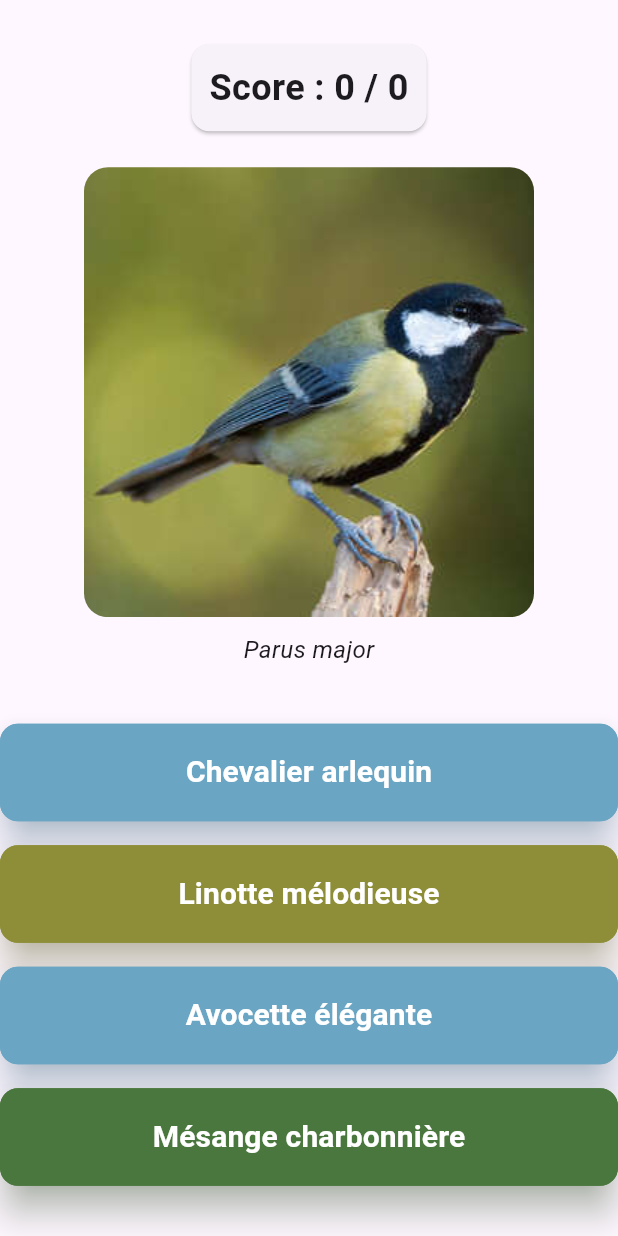
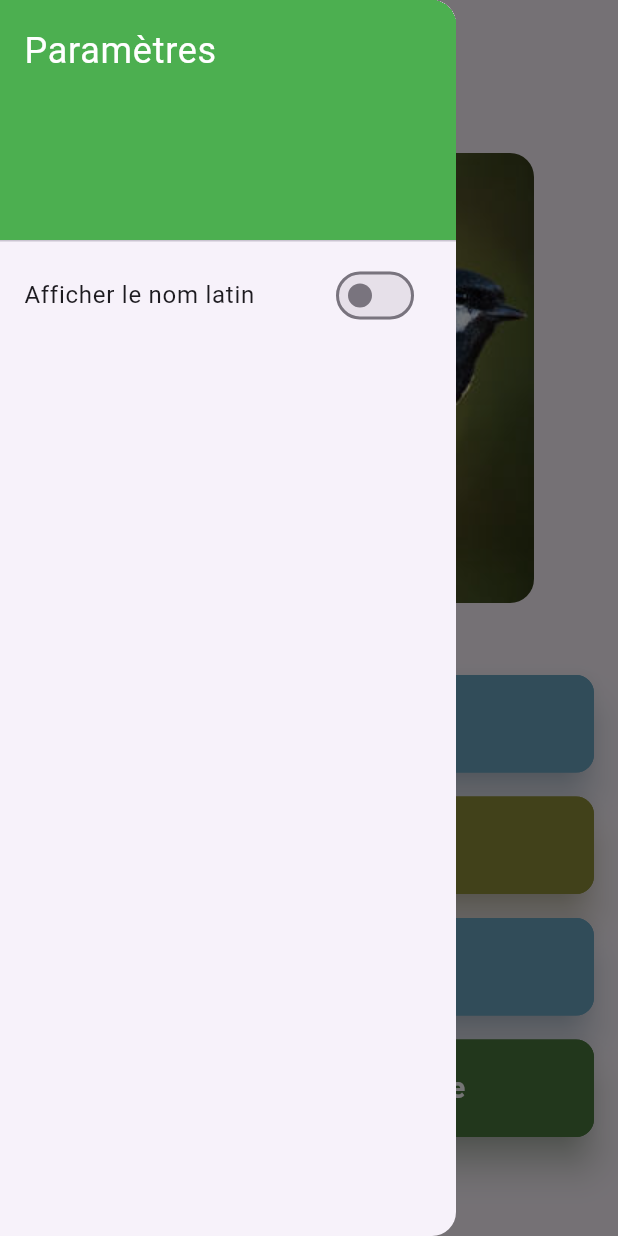
Before and after one commit to Hikikomori041/quiz_oiseaux, a Flutter app: the screen it shows after launch, with the side drawer open (before the commit the screen has no drawer), on a phone screen of 412 x 824 dp. Run offline on Flutter 3.47's test engine with Material 3 defaults, Android fonts, the phone set to English and light mode, and no system bars; our stand-ins replace audioplayers, confetti.

Commit message:
ajout du paramètre "afficher le nom latin"

```diff
--- a/lib/main.dart
+++ b/lib/main.dart
@@ -72,6 +72,7 @@ class _QuizScreenState extends State<QuizScreen> {
   final player = AudioPlayer();
   late ConfettiController _confettiController;
   List selectedFour = [];
+  bool showScientificName = false;   // true = affiché par défaut
 
 
   // Ajoute ces variables dans la classe _QuizScreenState
@@ -180,9 +181,33 @@ class _QuizScreenState extends State<QuizScreen> {
     }
 
     return Scaffold(
-      body: Center(
+      drawer: Drawer(
+        child: ListView(
+          padding: EdgeInsets.zero,
+          children: [
+            const DrawerHeader(
+              decoration: BoxDecoration(color: Colors.green),
+              child: Text("Paramètres", style: TextStyle(color: Colors.white, fontSize: 24)),
+            ),
+            SwitchListTile(
+              title: const Text("Afficher le nom latin"),
+              value: showScientificName,
+              onChanged: (value) {
+                setState(() => showScientificName = value);
+                Navigator.pop(context);
+              },
+            ),
+          ],
+        ),
+      ),
+      // ← LE TRUC IMPORTANT : Stack autour de tout le body
+    body: Stack(
+      children: [
+        // === TOUT TON CONTENU ACTUEL ===
+        SafeArea(
+        child: Padding(
+            padding: const EdgeInsets.all(16.0),
             child: Column(
-          mainAxisSize: MainAxisSize.min,
               children: [
                   Card(
                     child: Padding(
@@ -215,10 +240,18 @@ class _QuizScreenState extends State<QuizScreen> {
                       },
                     ),
                   ),
+
                   const SizedBox(height: 10),
-            Text(
+
+                  // Nom latin – affiché ou caché selon le toggle
+                  if (showScientificName)
+                    Padding(
+                      padding: const EdgeInsets.all(12),
+                      child: Text(
                         currentScientificName,
-              style: const TextStyle(fontStyle: FontStyle.italic, fontSize: 16),
+                        style: const TextStyle(fontStyle: FontStyle.italic, fontSize: 20),
+                        textAlign: TextAlign.center,
+                      ),
                     ),
 
                   const SizedBox(height: 30),
@@ -316,8 +349,28 @@ class _QuizScreenState extends State<QuizScreen> {
                         ),
                     ),
                   ),
+
                 ],
               ),
+            ),
+        ),
+        // LE BOUTON HAMBURGER EN HAUT À GAUCHE (toujours visible)
+        Positioned(
+          top: 56,
+          left: 24,
+          child: Builder(
+            builder: (context) => IconButton(
+              icon: const Icon(Icons.menu, color: Colors.white, size: 32),
+              style: IconButton.styleFrom(
+                backgroundColor: Colors.green[700],
+                shape: const CircleBorder(),
+                padding: const EdgeInsets.all(12),
+              ),
+              onPressed: () => Scaffold.of(context).openDrawer(),
+            ),
+          ),
+        ),
+      ]
     ),
     );
   }
```
Lines whose indentation alone changed are shown as unchanged.
